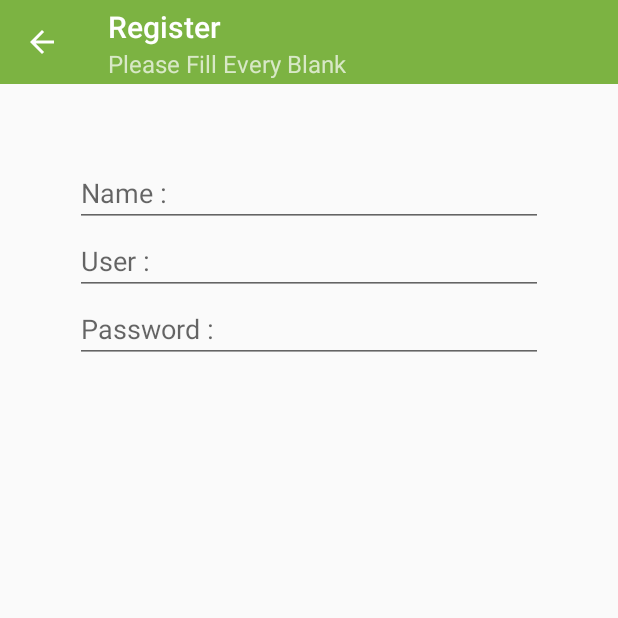
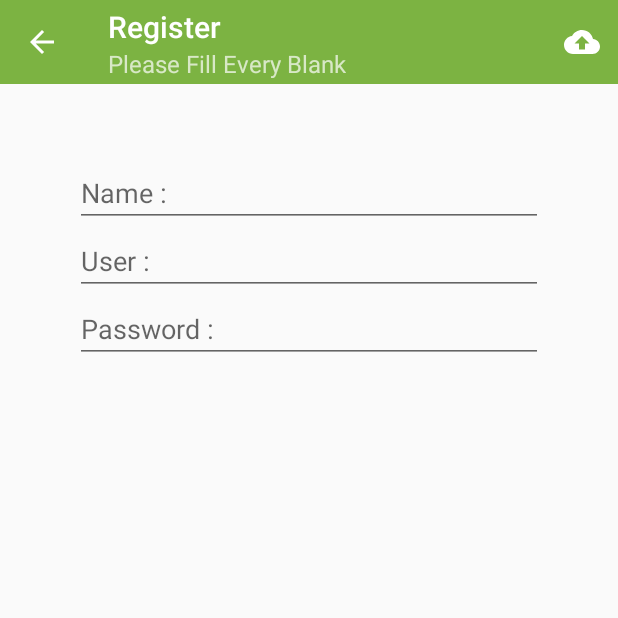
Before and after one commit to UncelApe/Bamboo, an Android app: the screen it shows after launch (MainActivity), after a tap on "New Reg", on a phone screen of 412 x 824 dp, the top half of it. Run offline under Robolectric (Android 15) with nearby library versions, the phone set to English and light mode, and no system bars.

Commit message:
Arrow Ok123

```diff
--- a/app/build.gradle
+++ b/app/build.gradle
@@ -26,4 +26,5 @@ dependencies {
     testImplementation 'junit:junit:4.12'
     androidTestImplementation 'com.android.support.test:runner:1.0.2'
     androidTestImplementation 'com.android.support.test.espresso:espresso-core:3.0.2'
+    implementation 'com.squareup.okhttp:okhttp:2.7.5'
 }
--- a/app/src/main/AndroidManifest.xml
+++ b/app/src/main/AndroidManifest.xml
@@ -1,6 +1,7 @@
 <?xml version="1.0" encoding="utf-8"?>
 <manifest xmlns:android="http://schemas.android.com/apk/res/android"
     package="bamboo.boobam">
+<uses-permission android:name="android.permission.INTERNET" />
 
     <application
         android:allowBackup="true"
--- /dev/null
+++ b/app/src/main/res/drawable-anydpi/ic_action_upload.xml
@@ -0,0 +1,10 @@
+<vector xmlns:android="http://schemas.android.com/apk/res/android"
+    android:width="24dp"
+    android:height="24dp"
+    android:viewportWidth="24"
+    android:viewportHeight="24"
+    android:tint="#FFFFFF">
+    <path
+        android:fillColor="#FF000000"
+        android:pathData="M19.35,10.04C18.67,6.59 15.64,4 12,4 9.11,4 6.6,5.64 5.35,8.04 2.34,8.36 0,10.91 0,14c0,3.31 2.69,6 6,6h13c2.76,0 5,-2.24 5,-5 0,-2.64 -2.05,-4.78 -4.65,-4.96zM14,13v4h-4v-4H7l5,-5 5,5h-3z"/>
+</vector>
--- /dev/null
+++ b/app/src/main/res/menu/menu_grgister.xml
@@ -0,0 +1,13 @@
+<?xml version="1.0" encoding="utf-8"?>
+<menu xmlns:android="http://schemas.android.com/apk/res/android"
+    xmlns:app="http://schemas.android.com/apk/res-auto">
+
+
+    <item
+        app:showAsAction="always"
+        android:icon="@drawable/ic_action_upload"
+        android:id="@+id/itemUplod"
+        android:title="Upload" />
+
+
+</menu>
```
Also changed, not shown: app/src/main/java/bamboo/boobam/AddDataThread.java (added, +45 -0 lines), app/src/main/java/bamboo/boobam/RegisterFragment.java (+68 -0 lines), app/src/main/res/drawable-hdpi/ic_action_upload.png (added), app/src/main/res/drawable-mdpi/ic_action_upload.png (added), app/src/main/res/drawable-xhdpi/ic_action_upload.png (added), app/src/main/res/drawable-xxhdpi/ic_action_upload.png (added).
